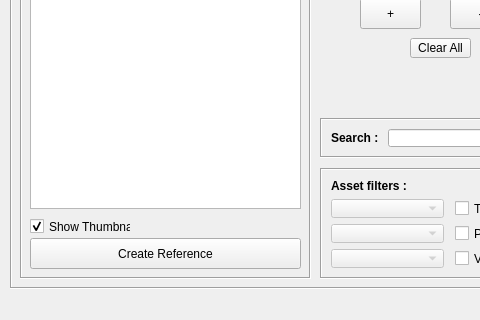
Qt form ui.ui (ChanonVilaiyuk/arxLoader) before a commit; both pictures show x 0 to 480 and y 362 to 682 of the 874 by 682 pixel window.
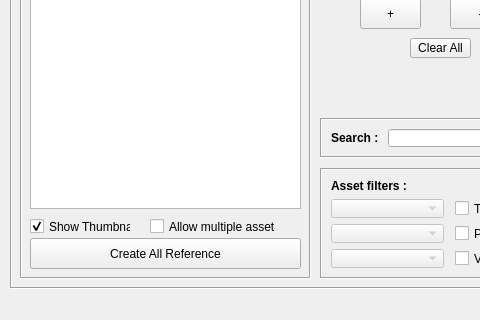
The same form after that commit.

Commit message: add custom widget

The edit to the form file:
```diff
--- a/ui.ui
+++ b/ui.ui
@@ -460,7 +460,7 @@
        </rect>
       </property>
       <property name="text">
-       <string>Create Reference</string>
+       <string>Create All Reference</string>
       </property>
      </widget>
      <widget class="QCheckBox" name="thumbnail_checkBox">
@@ -479,11 +479,22 @@
        <bool>true</bool>
       </property>
      </widget>
-     <zorder>main_label</zorder>
-     <zorder>main_listWidget</zorder>
-     <zorder>createReference_pushButton</zorder>
-     <zorder>thumbnail_checkBox</zorder>
-     <zorder>thumbnail_checkBox</zorder>
+     <widget class="QCheckBox" name="allowMultipleAssets_checkBox">
+      <property name="geometry">
+       <rect>
+        <x>130</x>
+        <y>490</y>
+        <width>151</width>
+        <height>17</height>
+       </rect>
+      </property>
+      <property name="text">
+       <string>Allow multiple asset</string>
+      </property>
+      <property name="checked">
+       <bool>false</bool>
+      </property>
+     </widget>
     </widget>
     <widget class="QFrame" name="list_frame">
      <property name="geometry">
```
Left out of the diff: 12 changed lines with no effect on the pictures. The commit also changes 7 other files.
